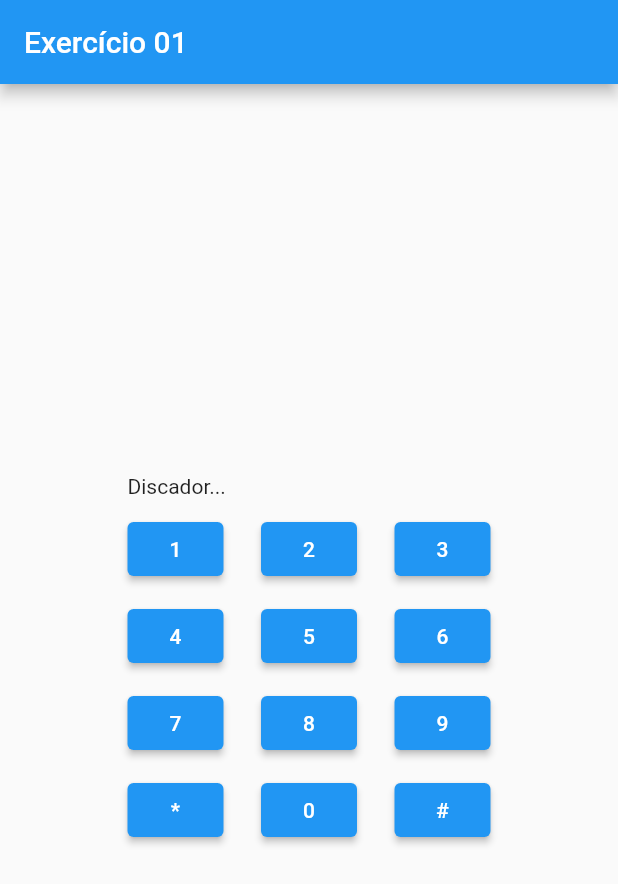
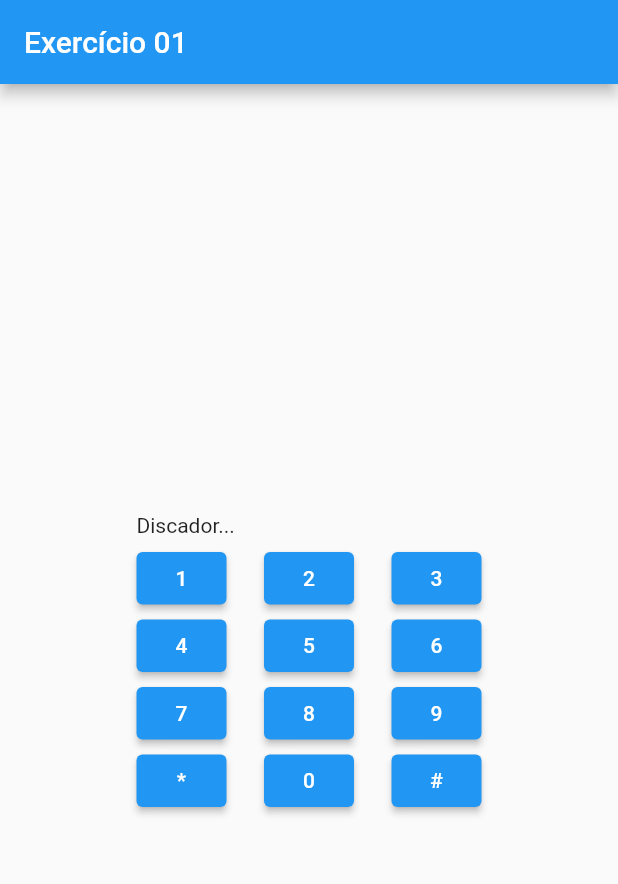
Before and after one commit to Imenatrix/discador, a Flutter app: the screen it shows after launch, on a phone screen of 412 x 824 dp. Shown: the top 884 px of the screen. Run offline on Flutter 3.47's test engine with Material 2 defaults, Android fonts, the light colour scheme and no system bars.

Commit message:
Extrai teclado de body

```diff
--- a/lib/main.dart
+++ b/lib/main.dart
@@ -30,6 +30,13 @@ class Home extends StatelessWidget {
 class Body extends StatelessWidget {
   const Body({Key? key}) : super(key: key);
 
+  @override
+  Widget build(BuildContext context) {
+    return const Center(child: Teclado());
+  }
+}
+
+class Teclado extends StatelessWidget {
   static const teclado = [
     ['1', '2', '3'],
     ['4', '5', '6'],
@@ -37,17 +44,17 @@ class Body extends StatelessWidget {
     ['*', '0', '#']
   ];
 
+  const Teclado({Key? key}) : super(key: key);
+
   @override
   Widget build(BuildContext context) {
-    return Center(
-      child: Wrap(
+    return Wrap(
       spacing: 10,
       direction: Axis.vertical,
       children: [
         Text('Discador...'),
         ...teclado.map((linha) => Linha(linha: linha))
       ],
-      ),
     );
   }
 }
@@ -76,9 +83,13 @@ class BotaoTeclado extends StatelessWidget {
 
   @override
   Widget build(BuildContext context) {
-    return ElevatedButton(
+    return SizedBox(
+      width: 60,
+      height: 35,
+      child: ElevatedButton(
         onPressed: () => print(digito),
         child: Text(digito),
+      ),
     );
   }
 }
```
Lines whose indentation alone changed are shown as unchanged.
